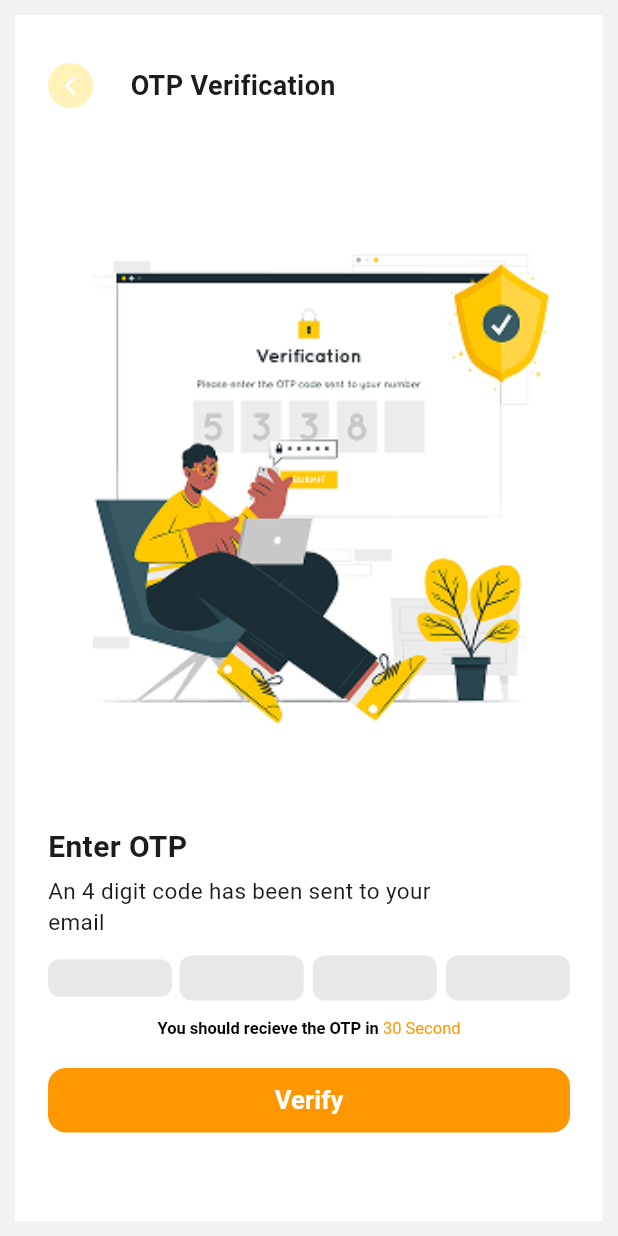
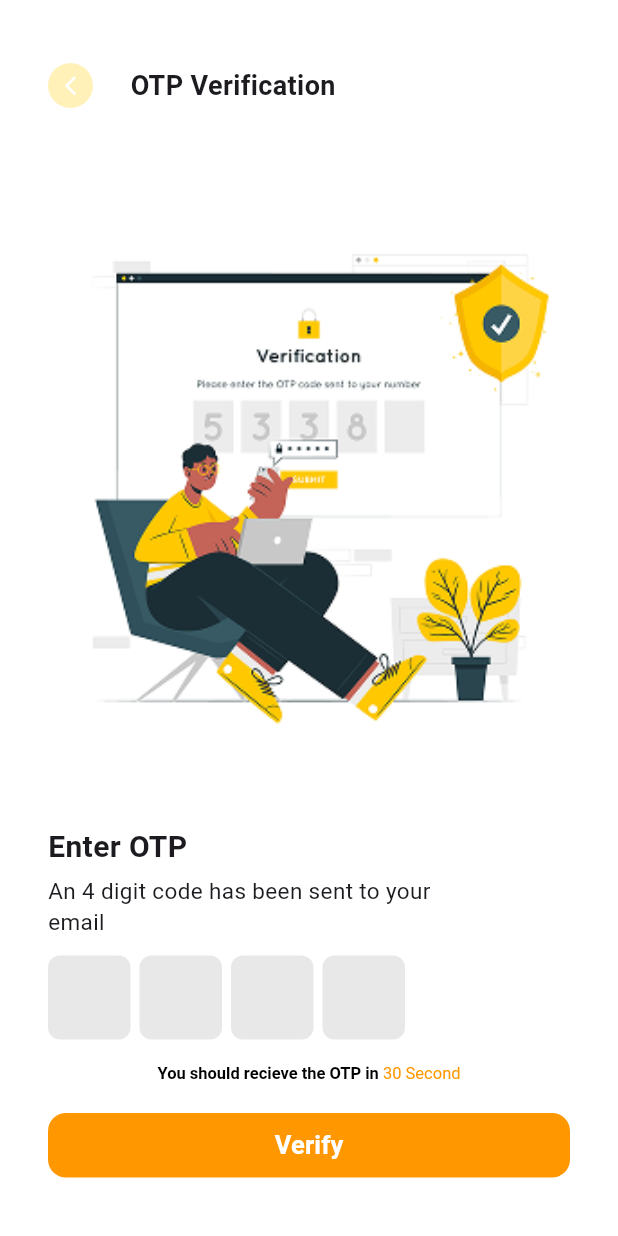
Before and after one commit to tawanjs008-lab/flutter_workshop_ui_project, a Flutter app: the E05PageUi screen opened directly, on a phone screen of 412 x 824 dp. Run offline on Flutter 3.47's test engine with Material 3 defaults, Android fonts, the phone set to English and light mode, and no system bars; our stand-ins replace google_fonts; Roboto replaces fonts that are missing (Kanit).

Commit message:
e02_e05ปรับแต่งและเพิ่มcode_e06เพื่อกับไปหน้าที่e01

```diff
--- a/lib/views/e04_page_ui.dart
+++ b/lib/views/e04_page_ui.dart
@@ -31,7 +31,7 @@ class _E04PageUiState extends State<E04PageUi> {
                     width: 40,
                     height: 40,
                     decoration: BoxDecoration(
-                      color: const Color.fromARGB(255, 240, 231, 231),
+                      color: Color(0xFFFFF1B8),
                       shape: BoxShape.circle,
                     ),
                     child: IconButton(
--- a/lib/views/e05_page_ui.dart
+++ b/lib/views/e05_page_ui.dart
@@ -28,7 +28,7 @@ class _E05PageUiState extends State<E05PageUi> {
     final double screenWidth = MediaQuery.of(context).size.width;
 
     return Scaffold(
-      backgroundColor: const Color(0xFFF2F2F2),
+      backgroundColor: Colors.white,
       body: SafeArea(
         child: Center(
           child: Container(
@@ -54,8 +54,7 @@ class _E05PageUiState extends State<E05PageUi> {
                     Container(
                       width: 30,
                       height: 30,
-                      decoration:
-                       BoxDecoration(
+                      decoration: BoxDecoration(
                         color: Color(0xFFFFF1B8),
                         shape: BoxShape.circle,
                       ),
@@ -64,8 +63,7 @@ class _E05PageUiState extends State<E05PageUi> {
                         onPressed: () {
                           Navigator.pop(context);
                         },
-                        icon:
-                         Icon(
+                        icon: Icon(
                           Icons.arrow_back_ios_new,
                           size: 15,
                           color: Colors.white,
@@ -105,7 +103,6 @@ class _E05PageUiState extends State<E05PageUi> {
                     fontSize: 15,
                   ),
                 ),
-
                 Text(
                   'email',
                   style: TextStyle(
@@ -114,11 +111,11 @@ class _E05PageUiState extends State<E05PageUi> {
                 ),
                 SizedBox(height: 12),
                 Row(
+                  mainAxisAlignment: MainAxisAlignment.start,
                   children: [
-                    Expanded(
-                      child: SizedBox(
-                        width: 30,
-                        height: 25,
+                    SizedBox(
+                      width: 55,
+                      height: 60,
                       child: TextField(
                         controller: otp1,
                         textAlign: TextAlign.center,
@@ -135,12 +132,10 @@ class _E05PageUiState extends State<E05PageUi> {
                         ),
                       ),
                     ),
-                    ),
-                    SizedBox(width: 5),
-                    Expanded(
-                      child: SizedBox(
-                        width: 30,
-                        height: 30,
+                    SizedBox(width: 6),
+                    SizedBox(
+                      width: 55,
+                      height: 60,
                       child: TextField(
                         controller: otp2,
                         textAlign: TextAlign.center,
@@ -157,12 +152,10 @@ class _E05PageUiState extends State<E05PageUi> {
                         ),
                       ),
                     ),
-                    ),
                     SizedBox(width: 6),
-                    Expanded(
-                      child: SizedBox(
-                        width: 30,
-                        height: 30,
+                    SizedBox(
+                      width: 55,
+                      height: 60,
                       child: TextField(
                         controller: otp3,
                         textAlign: TextAlign.center,
@@ -179,12 +172,10 @@ class _E05PageUiState extends State<E05PageUi> {
                         ),
                       ),
                     ),
-                    ),
                     SizedBox(width: 6),
-                    Expanded(
-                      child: SizedBox(
-                        width: 30,
-                        height: 30,
+                    SizedBox(
+                      width: 55,
+                      height: 60,
                       child: TextField(
                         controller: otp4,
                         textAlign: TextAlign.center,
@@ -197,7 +188,6 @@ class _E05PageUiState extends State<E05PageUi> {
                           border: OutlineInputBorder(
                             borderRadius: BorderRadius.circular(8),
                             borderSide: BorderSide.none,
-                            ),
                           ),
                         ),
                       ),
@@ -228,7 +218,9 @@ class _E05PageUiState extends State<E05PageUi> {
                     ),
                   ),
                 ),
-                SizedBox(height: 20,),
+                SizedBox(
+                  height: 20,
+                ),
                 SizedBox(
                   width: double.infinity,
                   height: 43,
@@ -248,8 +240,7 @@ class _E05PageUiState extends State<E05PageUi> {
                         borderRadius: BorderRadius.circular(12),
                       ),
                     ),
-                    child:
-                     Text(
+                    child: Text(
                       'Verify',
                       style: TextStyle(
                         fontSize: 17,
```
Also changed, not shown: lib/views/e02_page_ui.dart (+11 -8 lines), lib/views/e06_page_ui.dart (+148 -1 lines). Lines whose indentation alone changed are shown as unchanged.
